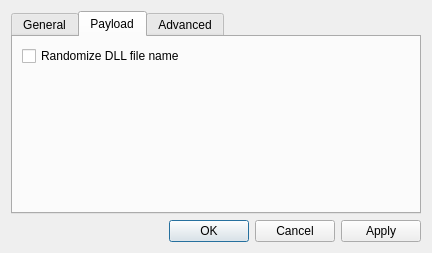
First picture: the form in src/prefdialog.ui, repository k4yt3x/Evanesco, before the edit.
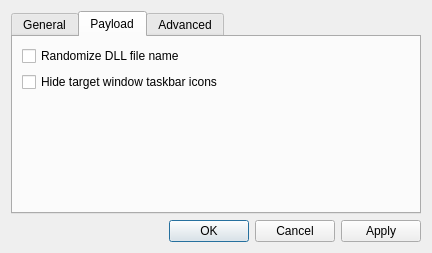
Second picture: the form after the edit. The open tabs and pages were chosen to show the change.

Commit message: feat(payload): add the option to hide target taskbar icons

The edit to the form file:
```diff
--- a/src/prefdialog.ui
+++ b/src/prefdialog.ui
@@ -99,6 +99,13 @@
          </property>
         </widget>
        </item>
+       <item>
+        <widget class="QCheckBox" name="hideTargetTaskbarIconsCheckBox">
+         <property name="text">
+          <string>Hide target window taskbar icons</string>
+         </property>
+        </widget>
+       </item>
        <item>
         <spacer name="verticalSpacer_2">
          <property name="orientation">
```
The commit also changes 12 other files.
